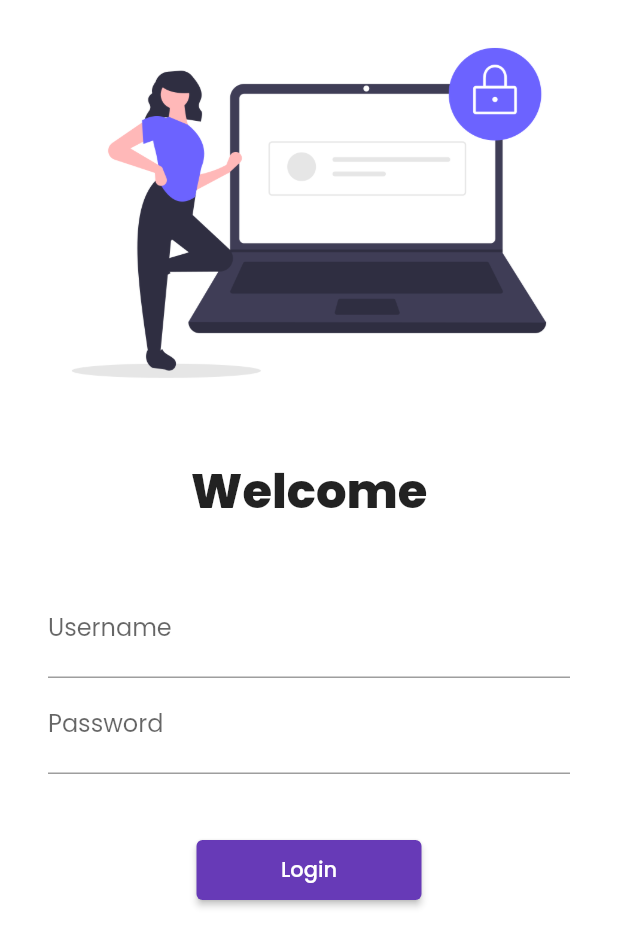
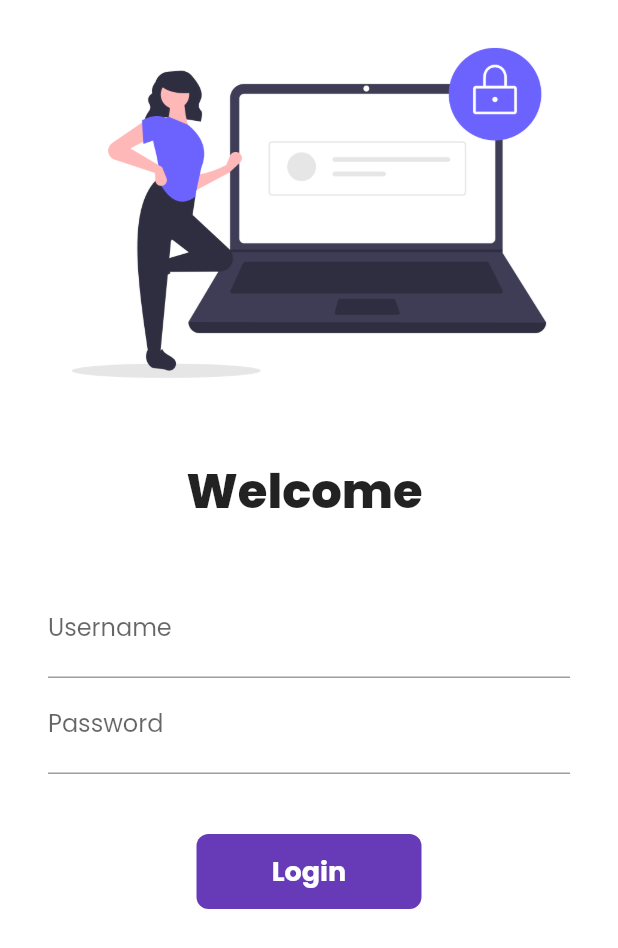
Before and after one commit to dhruvil47/30DaysOfFlutter, a Flutter app: the screen it shows after launch, on a phone screen of 412 x 824 dp. Shown: the top 948 px of the screen. Run offline on Flutter 3.47's test engine with Material 2 defaults, Android fonts, the phone set to English and light mode, and no system bars; our stand-ins replace google_fonts.

Commit message:
day 6 completed

```diff
--- a/lib/pages/login_page.dart
+++ b/lib/pages/login_page.dart
@@ -3,7 +3,15 @@
 import 'package:ecom_catalog/utils/routes.dart';
 import 'package:flutter/material.dart';
 
-class LoginPage extends StatelessWidget {
+class LoginPage extends StatefulWidget {
+  @override
+  _LoginPageState createState() => _LoginPageState();
+}
+
+class _LoginPageState extends State<LoginPage> {
+  String name = "";
+  bool changeButton = false;
+
   @override
   Widget build(BuildContext context) {
     return Material(
@@ -19,7 +27,7 @@
               height: 20,
             ),
             Text(
-              "Welcome",
+              "Welcome $name",
               style: TextStyle(fontSize: 32, fontWeight: FontWeight.w800),
             ),
             SizedBox(
@@ -32,6 +40,10 @@
                   TextFormField(
                     decoration: InputDecoration(
                         hintText: "Enter Username", labelText: "Username"),
+                    onChanged: (value) {
+                      name = value;
+                      setState(() {});
+                    },
                   ),
                   TextFormField(
                     obscureText: true,
@@ -43,13 +55,45 @@
                   SizedBox(
                     height: 40,
                   ),
-                  ElevatedButton(
-                    style: TextButton.styleFrom(minimumSize: Size(150, 40)),
-                    child: Text("Login"),
-                    onPressed: () {
+
+                  InkWell(
+                    onTap: () async {
+                      setState(() {
+                        changeButton = true;
+                      });
+                      await Future.delayed(Duration(seconds: 1));
                       Navigator.pushNamed(context, MyRoutes.homeRoute);
                     },
+                    child: AnimatedContainer(
+                      duration: Duration(seconds: 1),
+                      width: changeButton ? 50 : 150,
+                      height: 50,
+                      alignment: Alignment.center,
+                      child: changeButton
+                          ? Icon(
+                              Icons.check,
+                              color: Colors.white,
+                            )
+                          : Text(
+                              "Login",
+                              style: TextStyle(
+                                  color: Colors.white,
+                                  fontWeight: FontWeight.bold,
+                                  fontSize: 18),
+                            ),
+                      decoration: BoxDecoration(
+                          color: Colors.deepPurple,
+                          borderRadius:
+                              BorderRadius.circular(changeButton ? 25 : 8)),
+                    ),
                   )
+                  // ElevatedButton(
+                  //   style: TextButton.styleFrom(minimumSize: Size(150, 40)),
+                  //   child: Text("Login"),
+                  //   onPressed: () {
+                  //     Navigator.pushNamed(context, MyRoutes.homeRoute);
+                  //   },
+                  // )
                 ],
               ),
             ),
```
